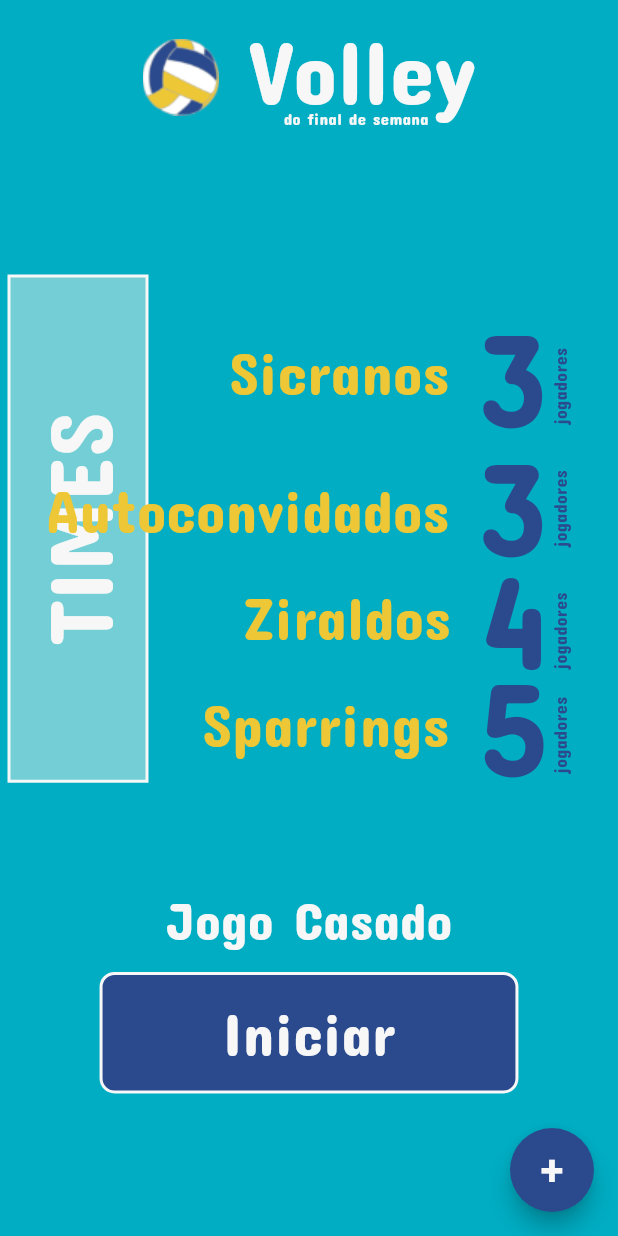
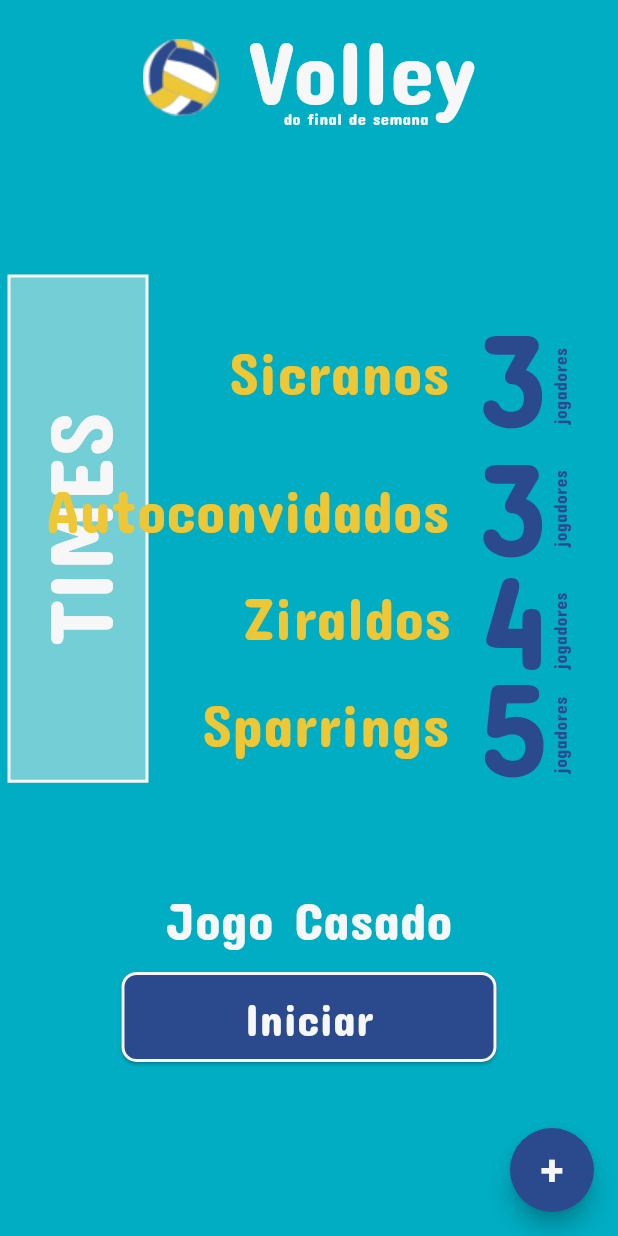
Before and after one commit to Joaomarcellodev/myappvolei, a Flutter app: the screen it shows after launch, on a phone screen of 412 x 824 dp. Run offline on Flutter 3.47's test engine with Material 3 defaults, Android fonts, the light colour scheme and no system bars.

Commit message:
add game.dart

```diff
--- a/lib/main.dart
+++ b/lib/main.dart
@@ -1,5 +1,6 @@
 import 'package:flutter/material.dart';
-import 'package:myappvolei/AppColors.dart';
+import 'package:myappvolei/app_colors.dart';
+import 'package:myappvolei/game.dart';
 
 void main() {
   runApp(const MyApp());
@@ -300,34 +301,7 @@ class _MyHomePageState extends State<MyHomePage> {
                   0,
                   -140,
                 ), // Valor negativo move para cima (ajuste conforme necessidade)
-                child: Container(
-                  decoration: BoxDecoration(
-                    color: Appcolors.surfaceAlternative,
-                    border: Border.all(color: Appcolors.foreground, width: 2),
-                    borderRadius: BorderRadius.only(
-                      bottomRight: Radius.circular(10),
-                      bottomLeft: Radius.circular(10),
-                      topRight: Radius.circular(10),
-                      topLeft: Radius.circular(10),
-                    ),
-                  ),
-                  child: Padding(
-                    padding: EdgeInsets.only(
-                      top: 10,
-                      bottom: 10,
-                      left: 80,
-                      right: 80,
-                    ),
-                    child: Text(
-                      'Iniciar',
-                      style: TextStyle(
-                        color: Appcolors.foreground,
-                        fontFamily: 'ConcertOne',
-                        fontSize: 40,
-                      ),
-                    ),
-                  ),
-                ),
+                child: myButtonPlay(context),
               ),
             ],
           ),
@@ -336,3 +310,36 @@ class _MyHomePageState extends State<MyHomePage> {
     );
   }
 }
+
+Widget myButtonPlay(BuildContext context) {
+  return SizedBox(
+    width: 250, // Defina a largura desejada para o botão
+    height: 60, // Defina a altura desejada para o botão
+    child: ElevatedButton(
+      onPressed: () {
+        Navigator.push(
+          context,
+          MaterialPageRoute(builder: (context) => const Game()),
+        );
+      },
+      style: ElevatedButton.styleFrom(
+        backgroundColor: Appcolors.surfaceAlternative,
+        foregroundColor: Appcolors.foreground,
+        side: BorderSide(color: Appcolors.foreground, width: 2),
+        shape: RoundedRectangleBorder(
+          borderRadius: BorderRadius.circular(
+            10,
+          ), // Aplica o mesmo BorderRadius do Container
+        ),
+        padding: const EdgeInsets.symmetric(
+          vertical: 10,
+          horizontal: 80,
+        ), // Ajusta o padding interno
+      ),
+      child: const Text(
+        'Iniciar',
+        style: TextStyle(fontFamily: 'ConcertOne', fontSize: 30),
+      ),
+    ),
+  );
+}
```
Also changed, not shown: lib/game.dart (added, +44 -0 lines), lib/app_colors.dart (renamed from lib/AppColors.dart).
